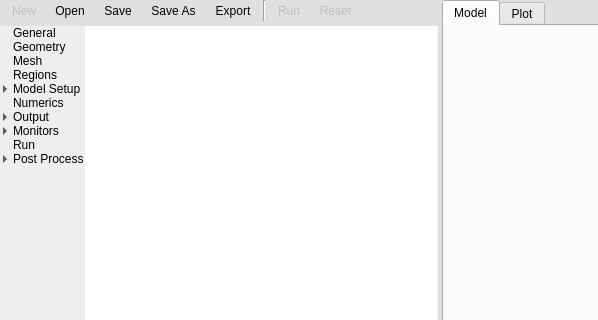
Qt form gui/uifiles/gui.ui (truongd8593/mfix) before a commit; both pictures show x 0 to 598 and y 0 to 320 of the 997 by 895 pixel window.
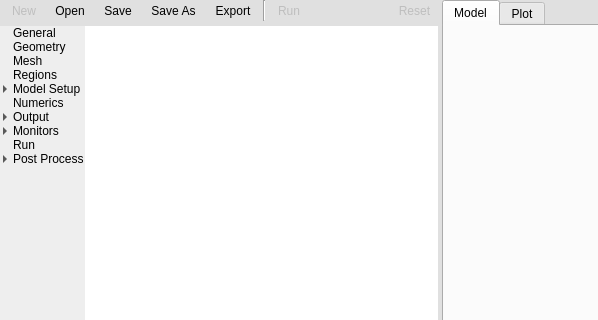
The same form after that commit. Custom widgets are drawn as their Qt base class.

Commit message: make "reset" toolbutton stay put when run/stop button changes state

Diff of the .ui file:
```diff
--- a/gui/uifiles/gui.ui
+++ b/gui/uifiles/gui.ui
@@ -262,28 +262,6 @@
                <number>0</number>
               </property>
               <item row="0" column="7">
-               <widget class="QToolButton" name="toolbutton_reset_mfix">
-                <property name="enabled">
-                 <bool>false</bool>
-                </property>
-                <property name="text">
-                 <string>Reset</string>
-                </property>
-                <property name="iconSize">
-                 <size>
-                  <width>24</width>
-                  <height>24</height>
-                 </size>
-                </property>
-                <property name="toolButtonStyle">
-                 <enum>Qt::ToolButtonTextUnderIcon</enum>
-                </property>
-                <property name="autoRaise">
-                 <bool>true</bool>
-                </property>
-               </widget>
-              </item>
-              <item row="0" column="8">
                <spacer name="horizontalSpacer">
                 <property name="orientation">
                  <enum>Qt::Horizontal</enum>
@@ -296,6 +274,28 @@
                 </property>
                </spacer>
               </item>
+              <item row="0" column="8">
+               <widget class="QToolButton" name="toolbutton_reset_mfix">
+                <property name="enabled">
+                 <bool>false</bool>
+                </property>
+                <property name="text">
+                 <string>Reset</string>
+                </property>
+                <property name="iconSize">
+                 <size>
+                  <width>24</width>
+                  <height>24</height>
+                 </size>
+                </property>
+                <property name="toolButtonStyle">
+                 <enum>Qt::ToolButtonTextUnderIcon</enum>
+                </property>
+                <property name="autoRaise">
+                 <bool>true</bool>
+                </property>
+               </widget>
+              </item>
               <item row="0" column="0">
                <widget class="QToolButton" name="toolbutton_new">
                 <property name="enabled">
```
Left out of the diff: 2 changed lines with no effect on the pictures.
